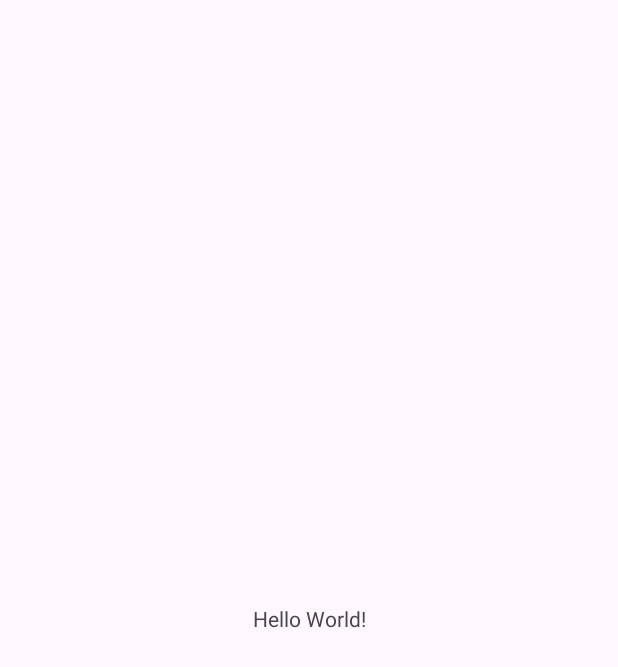
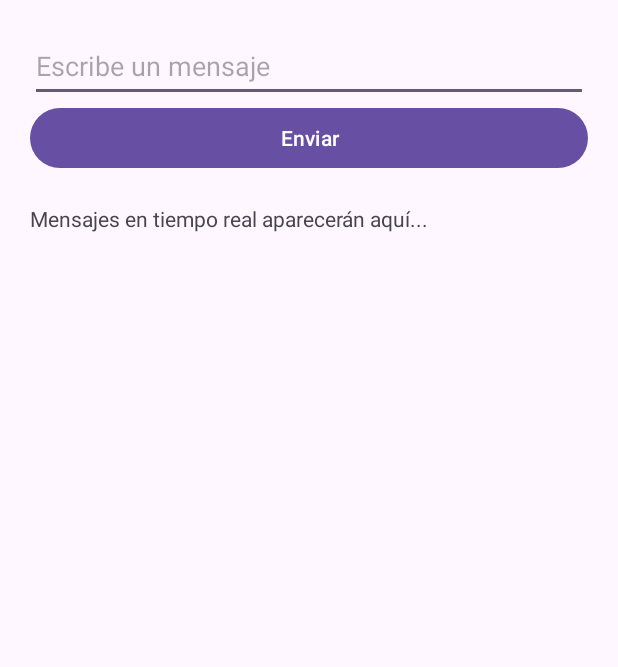
Before and after one commit to shyNkindGuy/CajaiCafeAdministracion, an Android app: the screen it shows after launch (MainActivity), on a phone screen of 412 x 824 dp. Before the commit the part shown is almost empty. Shown: the top 667 px of the screen. Run offline under Robolectric (Android 15) with nearby library versions, the phone set to English and light mode, and no system bars; our stand-ins replace Firebase (no records; nobody signed in at launch, a user with empty details on screens opened directly).

Commit message:
conectando con firebase

```diff
--- a/app/build.gradle.kts
+++ b/app/build.gradle.kts
@@ -1,5 +1,6 @@
 plugins {
     alias(libs.plugins.android.application)
+    id("com.google.gms.google-services")
 }
 
 android {
@@ -32,7 +33,10 @@ android {
 }
 
 dependencies {
-
+    implementation(platform("com.google.firebase:firebase-bom:34.1.0"))
+    implementation("com.google.firebase:firebase-analytics")
+    implementation("com.google.firebase:firebase-database")
+    implementation("com.google.firebase:firebase-auth")
     implementation(libs.appcompat)
     implementation(libs.material)
     implementation(libs.activity)
--- a/app/src/main/java/com/example/cajaicafeadministracion/MainActivity.java
+++ b/app/src/main/java/com/example/cajaicafeadministracion/MainActivity.java
@@ -1,24 +1,56 @@
 package com.example.cajaicafeadministracion;
 
 import android.os.Bundle;
+import android.util.Log;
+import android.view.View;
+import android.widget.Button;
+import android.widget.EditText;
+import android.widget.TextView;
 
-import androidx.activity.EdgeToEdge;
 import androidx.appcompat.app.AppCompatActivity;
-import androidx.core.graphics.Insets;
-import androidx.core.view.ViewCompat;
-import androidx.core.view.WindowInsetsCompat;
+
+import com.google.firebase.database.DataSnapshot;
+import com.google.firebase.database.DatabaseError;
+import com.google.firebase.database.DatabaseReference;
+import com.google.firebase.database.FirebaseDatabase;
+import com.google.firebase.database.ValueEventListener;
+
 
 public class MainActivity extends AppCompatActivity {
-
+    EditText editMensaje;
+    Button btnEnviar;
+    TextView txtMensajes;
+    DatabaseReference dbRef = FirebaseDatabase.getInstance().getReference("mensajes");
     @Override
     protected void onCreate(Bundle savedInstanceState) {
+        dbRef.setValue("Hola Mundo al dispositivo 1");
         super.onCreate(savedInstanceState);
-        EdgeToEdge.enable(this);
         setContentView(R.layout.activity_main);
-        ViewCompat.setOnApplyWindowInsetsListener(findViewById(R.id.main), (v, insets) -> {
-            Insets systemBars = insets.getInsets(WindowInsetsCompat.Type.systemBars());
-            v.setPadding(systemBars.left, systemBars.top, systemBars.right, systemBars.bottom);
-            return insets;
+        editMensaje = findViewById(R.id.editMensaje);
+        btnEnviar = findViewById(R.id.btnEnviar);
+        txtMensajes = findViewById(R.id.txtMensajes);
+
+
+        dbRef.addValueEventListener(new ValueEventListener() {
+            @Override
+            public void onDataChange(DataSnapshot dataSnapshot) {
+                String mensaje = dataSnapshot.getValue(String.class);
+                Log.d("FIREBASE", "MENSAJE: " +  mensaje);
+            }
+            @Override
+            public void onCancelled(DatabaseError databaseError) {
+                Log.d("FIREBASE", "ERROR: " + databaseError.getMessage());
+            }
+        });
+        btnEnviar.setOnClickListener(new View.OnClickListener()  {
+            @Override
+            public void onClick(View view) {
+                String mensaje = editMensaje.getText().toString().trim();
+                if (!mensaje.isEmpty()) {
+                    dbRef.setValue(mensaje);
+                    editMensaje.setText("");
+                }
+            }
         });
     }
 }
--- a/app/src/main/res/layout/activity_main.xml
+++ b/app/src/main/res/layout/activity_main.xml
@@ -1,19 +1,27 @@
 <?xml version="1.0" encoding="utf-8"?>
-<androidx.constraintlayout.widget.ConstraintLayout xmlns:android="http://schemas.android.com/apk/res/android"
-    xmlns:app="http://schemas.android.com/apk/res-auto"
-    xmlns:tools="http://schemas.android.com/tools"
-    android:id="@+id/main"
+<LinearLayout xmlns:android="http://schemas.android.com/apk/res/android"
+    android:orientation="vertical"
     android:layout_width="match_parent"
     android:layout_height="match_parent"
-    tools:context=".MainActivity">
+    android:padding="20dp">
+
+    <EditText
+        android:id="@+id/editMensaje"
+        android:layout_width="match_parent"
+        android:layout_height="wrap_content"
+        android:hint="Escribe un mensaje"
+        android:minHeight="48dp" />
+
+    <Button
+        android:id="@+id/btnEnviar"
+        android:layout_width="match_parent"
+        android:layout_height="wrap_content"
+        android:text="Enviar" />
 
     <TextView
-        android:layout_width="wrap_content"
+        android:id="@+id/txtMensajes"
+        android:layout_width="match_parent"
         android:layout_height="wrap_content"
-        android:text="Hello World!"
-        app:layout_constraintBottom_toBottomOf="parent"
-        app:layout_constraintEnd_toEndOf="parent"
-        app:layout_constraintStart_toStartOf="parent"
-        app:layout_constraintTop_toTopOf="parent" />
-
-</androidx.constraintlayout.widget.ConstraintLayout>
+        android:text="Mensajes en tiempo real aparecerán aquí..."
+        android:paddingTop="20dp"/>
+</LinearLayout>
--- a/build.gradle.kts
+++ b/build.gradle.kts
@@ -1,4 +1,5 @@
 // Top-level build file where you can add configuration options common to all sub-projects/modules.
 plugins {
     alias(libs.plugins.android.application) apply false
+    id("com.google.gms.google-services") version "4.4.3" apply false
 }
```
Also changed, not shown: 1 other file.
